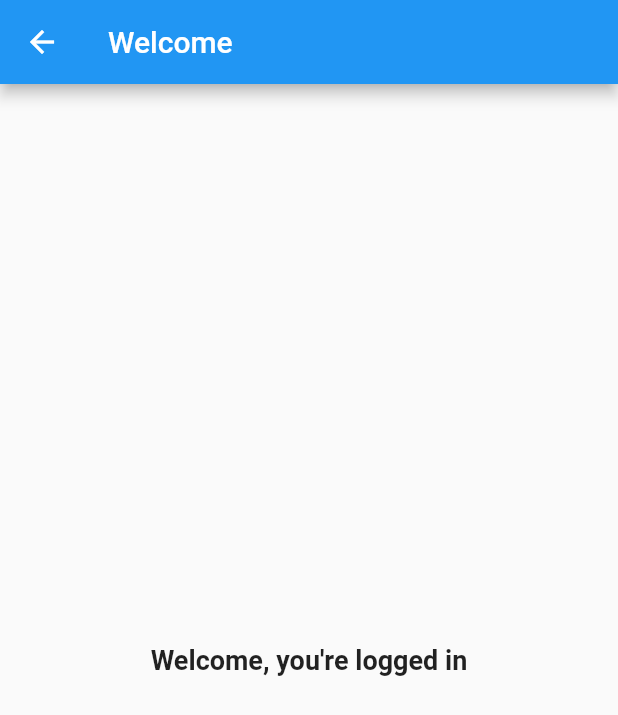
After one commit to AlexandraDamaschin/SkipToTheFuture-Frontend, a Flutter app: the HomePage screen opened directly, on a phone screen of 412 x 824 dp. The commit adds this screen. Shown: the top 715 px of the screen. Run offline on Flutter 3.47's test engine with Material 2 defaults, Android fonts, the phone set to English and light mode, and no system bars; our stand-ins replace parse_server_sdk_flutter.

Commit message:
Redirect user to home screen when it's logged in

```diff
--- /dev/null
+++ b/lib/home.dart
@@ -0,0 +1,36 @@
+import 'package:flutter/material.dart';
+
+class HomePage extends StatefulWidget {
+  @override
+  _HomePageState createState() => _HomePageState();
+}
+
+class _HomePageState extends State<HomePage> {
+  final controllerUsername = TextEditingController();
+  final controllerPassword = TextEditingController();
+  final controllerEmail = TextEditingController();
+
+  @override
+  Widget build(BuildContext context) {
+    return Scaffold(
+      appBar: AppBar(
+        title: const Text('Welcome'),
+      ),
+      body: Center(
+        child: SingleChildScrollView(
+          padding: const EdgeInsets.all(8),
+          child: Column(
+            crossAxisAlignment: CrossAxisAlignment.stretch,
+            children: [
+              Center(
+                child: const Text('Welcome, you\'re logged in',
+                    style:
+                        TextStyle(fontSize: 18, fontWeight: FontWeight.bold)),
+              ),
+            ],
+          ),
+        ),
+      ),
+    );
+  }
+}
--- a/lib/login.dart
+++ b/lib/login.dart
@@ -1,6 +1,8 @@
 import 'package:flutter/cupertino.dart';
 import 'package:flutter/material.dart';
 import 'package:parse_server_sdk_flutter/parse_server_sdk.dart';
+
+import 'home.dart';
 
 class LoginPage extends StatefulWidget {
   @override
@@ -144,6 +146,8 @@ class _LoginPageState extends State<LoginPage> {
       setState(() {
         isLoggedIn = true;
       });
+      Navigator.push(
+          context, MaterialPageRoute(builder: (context) => HomePage()));
     } else {
       showError(response.error.message);
     }
```
